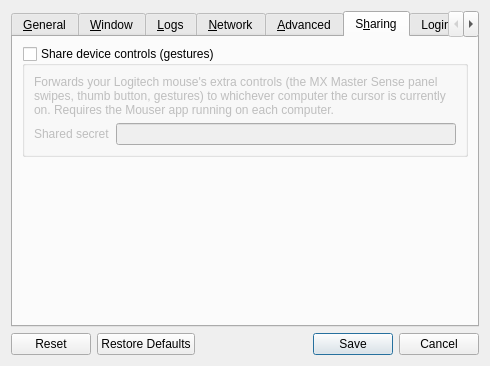
This is src/lib/gui/dialogs/SettingsDialog.ui in deskflow/deskflow as Qt 5 draws it before an edit. The edited form follows.
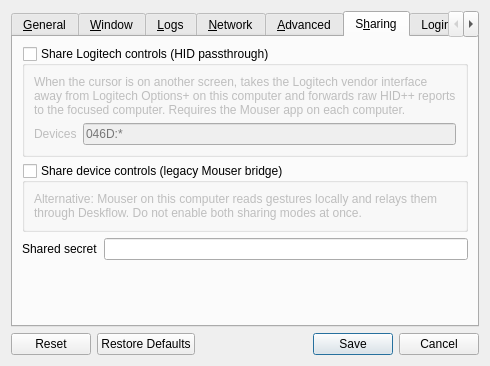
This is the edited form. The open tabs and pages were chosen to show the change. Icons and pictures are not drawn.

Commit message:
feat(gui): add HID passthrough toggle to Sharing settings
Expose Logitech vendor-interface passthrough in the UI with device
selectors and mutual exclusion against the legacy Mouser bridge path.

```diff
--- a/src/lib/gui/dialogs/SettingsDialog.ui
+++ b/src/lib/gui/dialogs/SettingsDialog.ui
@@ -864,9 +864,9 @@
       </attribute>
       <layout class="QVBoxLayout" name="verticalLayoutSharing">
        <item>
-        <widget class="QGroupBox" name="groupGestureSharing">
+        <widget class="QGroupBox" name="groupHidPassthrough">
          <property name="title">
-          <string>Share device controls (gestures)</string>
+          <string>Share Logitech controls (HID passthrough)</string>
          </property>
          <property name="checkable">
           <bool>true</bool>
@@ -874,11 +874,11 @@
          <property name="checked">
           <bool>false</bool>
          </property>
-         <layout class="QVBoxLayout" name="verticalLayoutGesture">
+         <layout class="QVBoxLayout" name="verticalLayoutHidPassthrough">
           <item>
-           <widget class="QLabel" name="lblGestureHelp">
+           <widget class="QLabel" name="lblHidPassthroughHelp">
             <property name="text">
-             <string>Forwards your Logitech mouse's extra controls (the MX Master Sense panel swipes, thumb button, gestures) to whichever computer the cursor is currently on. Requires the Mouser app running on each computer.</string>
+             <string>When the cursor is on another screen, takes the Logitech vendor interface away from Logitech Options+ on this computer and forwards raw HID++ reports to the focused computer. Requires the Mouser app on each computer.</string>
             </property>
             <property name="wordWrap">
              <bool>true</bool>
@@ -886,18 +886,21 @@
            </widget>
           </item>
           <item>
-           <layout class="QHBoxLayout" name="horizontalLayoutSecret">
+           <layout class="QHBoxLayout" name="horizontalLayoutHidDevices">
             <item>
-             <widget class="QLabel" name="lblGestureSecret">
+             <widget class="QLabel" name="lblHidPassthroughDevices">
               <property name="text">
-               <string>Shared secret</string>
+               <string>Devices</string>
               </property>
              </widget>
             </item>
             <item>
-             <widget class="QLineEdit" name="lineGestureSecret">
+             <widget class="QLineEdit" name="lineHidPassthroughDevices">
               <property name="toolTip">
-               <string>&lt;html&gt;A password shared between Deskflow and the Mouser app on this computer. Use the &lt;b&gt;same&lt;/b&gt; value on every computer and in each machine's Mouser settings.&lt;/html&gt;</string>
+               <string>&lt;html&gt;Vendor:product selectors for the mice to pass through, comma-separated.&lt;br&gt;&lt;b&gt;046D:*&lt;/b&gt; matches all Logitech devices; &lt;b&gt;046D:B042&lt;/b&gt; pins one model.&lt;/html&gt;</string>
+              </property>
+              <property name="placeholderText">
+               <string>046D:*</string>
               </property>
              </widget>
             </item>
@@ -906,6 +909,49 @@
          </layout>
         </widget>
        </item>
+       <item>
+        <widget class="QGroupBox" name="groupGestureSharing">
+         <property name="title">
+          <string>Share device controls (legacy Mouser bridge)</string>
+         </property>
+         <property name="checkable">
+          <bool>true</bool>
+         </property>
+         <property name="checked">
+          <bool>false</bool>
+         </property>
+         <layout class="QVBoxLayout" name="verticalLayoutGesture">
+          <item>
+           <widget class="QLabel" name="lblGestureHelp">
+            <property name="text">
+             <string>Alternative: Mouser on this computer reads gestures locally and relays them through Deskflow. Do not enable both sharing modes at once.</string>
+            </property>
+            <property name="wordWrap">
+             <bool>true</bool>
+            </property>
+           </widget>
+          </item>
+         </layout>
+        </widget>
+       </item>
+       <item>
+        <layout class="QHBoxLayout" name="horizontalLayoutSecret">
+         <item>
+          <widget class="QLabel" name="lblGestureSecret">
+           <property name="text">
+            <string>Shared secret</string>
+           </property>
+          </widget>
+         </item>
+         <item>
+          <widget class="QLineEdit" name="lineGestureSecret">
+           <property name="toolTip">
+            <string>&lt;html&gt;A password shared between Deskflow and the Mouser app on this computer. Use the &lt;b&gt;same&lt;/b&gt; value on every computer and in each machine's Mouser settings.&lt;/html&gt;</string>
+           </property>
+          </widget>
+         </item>
+        </layout>
+       </item>
        <item>
         <spacer name="verticalSpacerSharing">
          <property name="orientation">
```
The commit also changes 2 other files.
